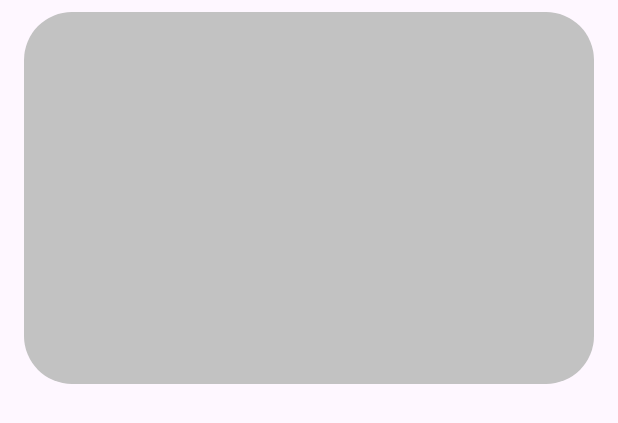
After one commit to t-lunch/t-lunch-android, an Android app: the layout shimmer_item_lunch_event.xml on its own in the app's theme, with its tools: preview values and no code run, on a phone screen of 412 x 824 dp. The commit adds this screen. Shown: the top 423 px of the screen. Run offline under Robolectric (Android 15) with nearby library versions, the phone set to English and light mode, and no system bars.

Commit message:
feat(main-screen): добавление шиммер-эффекта и обработка событий загрузки обедов

```diff
--- a/app/src/main/java/ru/tinkoff/lunch/screens/main/di/MainComponent.kt
+++ b/app/src/main/java/ru/tinkoff/lunch/screens/main/di/MainComponent.kt
@@ -1,9 +1,11 @@
 package ru.tinkoff.lunch.screens.main.di
 
 import ru.tinkoff.lunch.screens.main.presentation.MainStore
+import ru.tinkoff.lunch.screens.main.ui.mapper.MainUiStateMapper
 import ru.tinkoff.lunch.utils.di.BaseComponent
 
 abstract class MainComponent: BaseComponent {
 
     internal abstract fun getMainStore(): MainStore
+    internal abstract val uiStateMapper: MainUiStateMapper
 }
--- a/app/src/main/java/ru/tinkoff/lunch/screens/main/presentation/MainCommand.kt
+++ b/app/src/main/java/ru/tinkoff/lunch/screens/main/presentation/MainCommand.kt
@@ -1,5 +1,5 @@
 package ru.tinkoff.lunch.screens.main.presentation
 
 internal sealed interface MainCommand {
-
+    object GetLunchEvents : MainCommand
 }
--- a/app/src/main/java/ru/tinkoff/lunch/screens/main/presentation/MainEvent.kt
+++ b/app/src/main/java/ru/tinkoff/lunch/screens/main/presentation/MainEvent.kt
@@ -1,4 +1,6 @@
 package ru.tinkoff.lunch.screens.main.presentation
+
+import ru.tinkoff.lunch.network.api.events.model.LunchEvent
 
 internal sealed interface MainEvent
 
@@ -8,4 +10,6 @@ internal sealed interface MainUiEvent : MainEvent {
 
 internal sealed interface MainCommandResultEvent : MainEvent {
 
+    data class GetLunchEventsSuccess(val events: List<LunchEvent>) : MainCommandResultEvent
+    data class GetLunchEventsError(val error: Throwable) : MainCommandResultEvent
 }
--- a/app/src/main/java/ru/tinkoff/lunch/screens/main/presentation/MainNews.kt
+++ b/app/src/main/java/ru/tinkoff/lunch/screens/main/presentation/MainNews.kt
@@ -1,5 +1,5 @@
 package ru.tinkoff.lunch.screens.main.presentation
 
 internal sealed interface MainNews {
-
+    data class ShowError(val error: Throwable) : MainNews
 }
--- a/app/src/main/java/ru/tinkoff/lunch/screens/main/ui/mapper/MainUiState.kt
+++ b/app/src/main/java/ru/tinkoff/lunch/screens/main/ui/mapper/MainUiState.kt
@@ -4,4 +4,5 @@ import ru.tinkoff.mobile.tech.ti_recycler.base.ViewTyped
 
 data class MainUiState(
     val items: List<ViewTyped>,
+    val areShimmersVisible: Boolean = false,
 )
--- /dev/null
+++ b/app/src/main/res/drawable/shape_main_shimmer.xml
@@ -0,0 +1,8 @@
+<?xml version="1.0" encoding="utf-8"?>
+<shape xmlns:android="http://schemas.android.com/apk/res/android"
+    android:shape="rectangle">
+
+    <solid android:color="@color/shimmerColor"/>
+    <corners android:radius="32dp"/>
+
+</shape>
--- /dev/null
+++ b/app/src/main/res/layout/shimmer_item_lunch_event.xml
@@ -0,0 +1,7 @@
+<?xml version="1.0" encoding="utf-8"?>
+<LinearLayout xmlns:android="http://schemas.android.com/apk/res/android"
+    android:layout_width="match_parent"
+    android:layout_height="248dp"
+    android:layout_marginHorizontal="16dp"
+    android:layout_marginVertical="8dp"
+    android:background="@drawable/shape_main_shimmer" />
--- a/app/src/main/res/values/colors.xml
+++ b/app/src/main/res/values/colors.xml
@@ -4,4 +4,5 @@
     <color name="white">#FFFFFFFF</color>
     <color name="yellow">#FFFFDD2D</color>
     <color name="transparent">#00000000</color>
+    <color name="shimmerColor">#C2C2C2</color>
 </resources>
```
Also changed, not shown: app/src/main/java/ru/tinkoff/lunch/common/lce/LceState.kt (added, +21 -0 lines), app/src/main/java/ru/tinkoff/lunch/network/api/events/model/LunchEvent.kt (added, +11 -0 lines), app/src/main/java/ru/tinkoff/lunch/screens/main/di/MainModule.kt (+10 -2 lines), app/src/main/java/ru/tinkoff/lunch/screens/main/presentation/MainState.kt (+5 -2 lines), app/src/main/java/ru/tinkoff/lunch/screens/main/presentation/MainUpdate.kt (+10 -3 lines), app/src/main/java/ru/tinkoff/lunch/screens/main/presentation/command_handlers/GetLunchEventsCommandHandler.kt (added, +22 -0 lines), app/src/main/java/ru/tinkoff/lunch/screens/main/ui/MainFragment.kt (+29 -9 lines), app/src/main/java/ru/tinkoff/lunch/screens/main/ui/mapper/MainUiStateMapper.kt (added, +28 -0 lines), app/src/main/java/ru/tinkoff/lunch/utils/views/SnackbarExt.kt (added, +8 -0 lines), app/src/main/res/layout/fragment_main.xml (+25 -0 lines).
